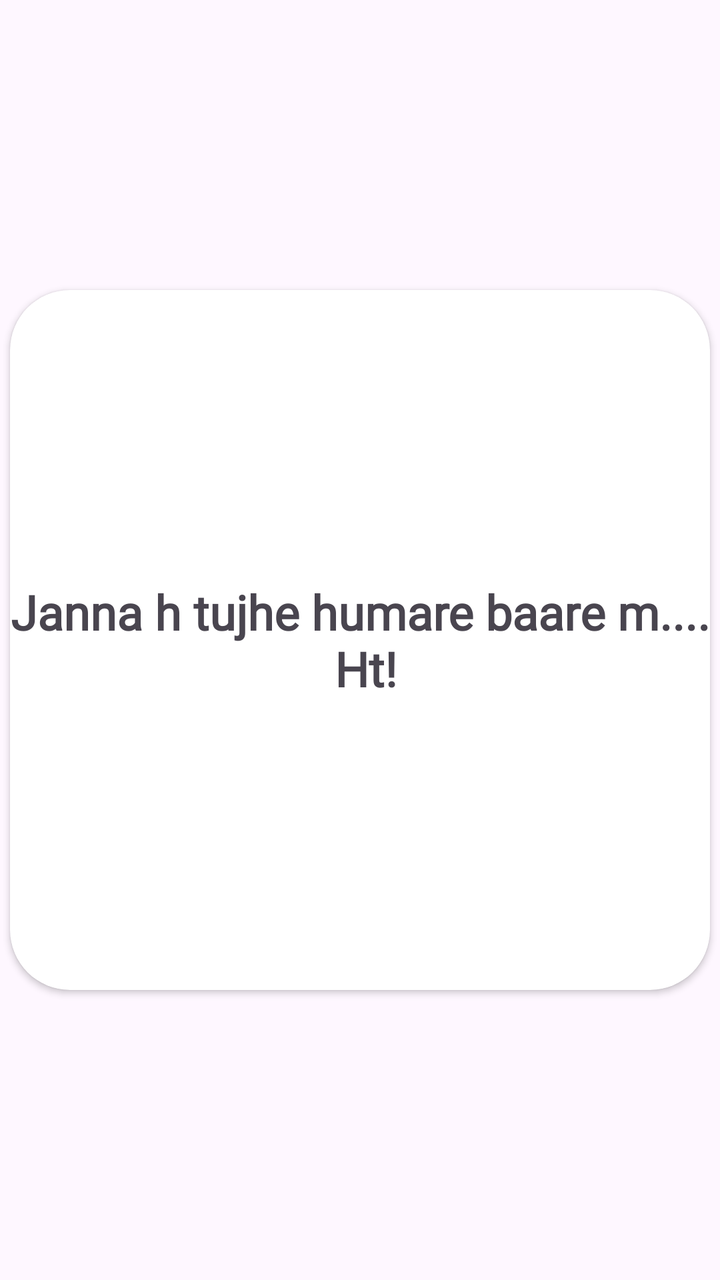
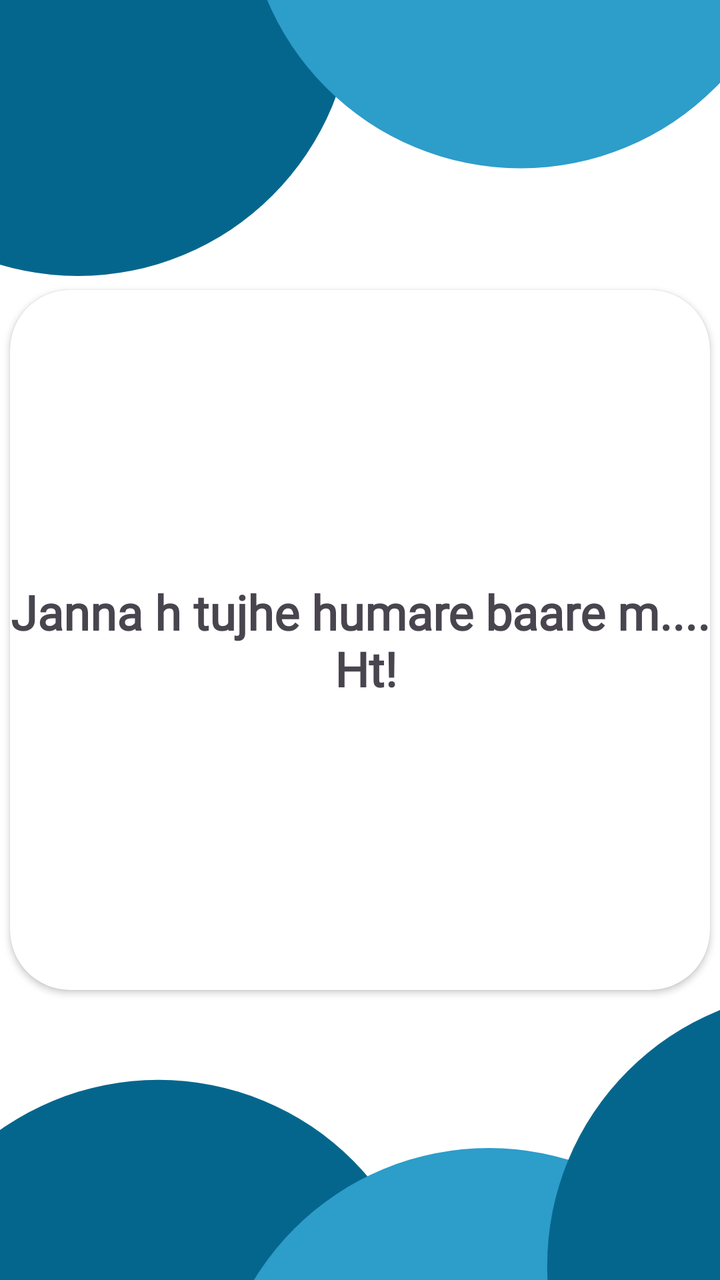

Two renders of the same Android screen: before a commit and after it. Below are the layout's source before the change and the commit's diff.
<!-- AndroidManifest.xml: application theme Theme.Hostelvault -->
<!-- res/layout/activity_about_us.xml -->
<?xml version="1.0" encoding="utf-8"?>
<androidx.constraintlayout.widget.ConstraintLayout xmlns:android="http://schemas.android.com/apk/res/android"
    xmlns:app="http://schemas.android.com/apk/res-auto"
    xmlns:tools="http://schemas.android.com/tools"
    android:id="@+id/main"
    android:layout_width="match_parent"
    android:layout_height="match_parent"
    tools:context=".aboutUsActivity">

    <androidx.cardview.widget.CardView
        android:layout_width="350dp"
        android:layout_height="350dp"
        app:cardCornerRadius="30dp"
        android:elevation="20dp"
        app:layout_constraintBottom_toBottomOf="parent"
        app:layout_constraintEnd_toEndOf="parent"
        app:layout_constraintHorizontal_bias="0.5"
        app:layout_constraintStart_toStartOf="parent"
        app:layout_constraintTop_toTopOf="parent"
        app:layout_constraintVertical_bias="0.5">

        <androidx.constraintlayout.widget.ConstraintLayout
            android:layout_width="match_parent"
            android:layout_height="match_parent">

            <TextView
                android:layout_width="wrap_content"
                android:layout_height="wrap_content"
                android:fontFamily="@font/poppins_semibold"
                android:text="Janna h tujhe humare baare m....\n Ht!"
                android:textAlignment="center"
                android:textSize="24sp"
                android:textStyle="bold"
                app:layout_constraintBottom_toBottomOf="parent"
                app:layout_constraintEnd_toEndOf="parent"
                app:layout_constraintHorizontal_bias="1.0"
                app:layout_constraintStart_toStartOf="parent"
                app:layout_constraintTop_toTopOf="parent"
                app:layout_constraintVertical_bias="0.5" />
        </androidx.constraintlayout.widget.ConstraintLayout>

    </androidx.cardview.widget.CardView>

</androidx.constraintlayout.widget.ConstraintLayout>
<!-- resources referenced by this layout -->
<resources>
  <style name="Theme.Hostelvault" parent="Theme.Material3.DayNight.NoActionBar">
  
          <item name="android:statusBarColor">@color/bg_color</item>
          <item name="colorPrimary">@color/black</item>
          <item name="colorPrimaryVariant">@color/transparent</item>
          <item name="backgroundTint">@null</item>
          <item name="strokeColor">@null</item>
  
      </style>
  <color name="bg_color">#1A1A24</color>
  <color name="black">#FF000000</color>
  <color name="transparent">#004F4FA5</color>
</resources>

<!-- the commit's change to res/layout/activity_about_us.xml (unified diff, before → after) -->
@@ -5,12 +5,15 @@
     android:id="@+id/main"
     android:layout_width="match_parent"
     android:layout_height="match_parent"
+    android:background="@drawable/smallactivity_bg"
     tools:context=".aboutUsActivity">
 
     <androidx.cardview.widget.CardView
         android:layout_width="350dp"
         android:layout_height="350dp"
         app:cardCornerRadius="30dp"
+        android:layout_marginLeft="20dp"
+        android:layout_marginRight="20dp"
         android:elevation="20dp"
         app:layout_constraintBottom_toBottomOf="parent"
         app:layout_constraintEnd_toEndOf="parent"
<!-- resource entries referenced after the edit -->
@@ -1,5 +1,37 @@
 <!-- resources referenced by this layout -->
 <resources>
+  <!-- drawable smallactivity_bg (drawable) -->
+  <vector xmlns:android="http://schemas.android.com/apk/res/android"
+      android:width="475dp"
+      android:height="844dp"
+      android:viewportWidth="475"
+      android:viewportHeight="844">
+    <path
+        android:pathData="M0,0h475v844h-475z"
+        android:fillColor="#CECECE"/>
+    <group>
+      <clip-path
+          android:pathData="M0,0h475v844h-475z"/>
+      <path
+          android:pathData="M0,0h475v844h-475z"
+          android:fillColor="#ffffff"/>
+      <path
+          android:pathData="M51.5,0.5m-181.5,0a181.5,181.5 0,1 1,363 0a181.5,181.5 0,1 1,-363 0"
+          android:fillColor="#05668D"/>
+      <path
+          android:pathData="M343.5,-70.5m-181.5,0a181.5,181.5 0,1 1,363 0a181.5,181.5 0,1 1,-363 0"
+          android:fillColor="#2D9DCA"/>
+      <path
+          android:pathData="M104.5,893.5m-181.5,0a181.5,181.5 0,1 1,363 0a181.5,181.5 0,1 1,-363 0"
+          android:fillColor="#05668D"/>
+      <path
+          android:pathData="M322.5,938.5m-181.5,0a181.5,181.5 0,1 1,363 0a181.5,181.5 0,1 1,-363 0"
+          android:fillColor="#2D9DCA"/>
+      <path
+          android:pathData="M542.5,834.5m-181.5,0a181.5,181.5 0,1 1,363 0a181.5,181.5 0,1 1,-363 0"
+          android:fillColor="#05668D"/>
+    </group>
+  </vector>
   <style name="Theme.Hostelvault" parent="Theme.Material3.DayNight.NoActionBar">
   
           <item name="android:statusBarColor">@color/bg_color</item>
